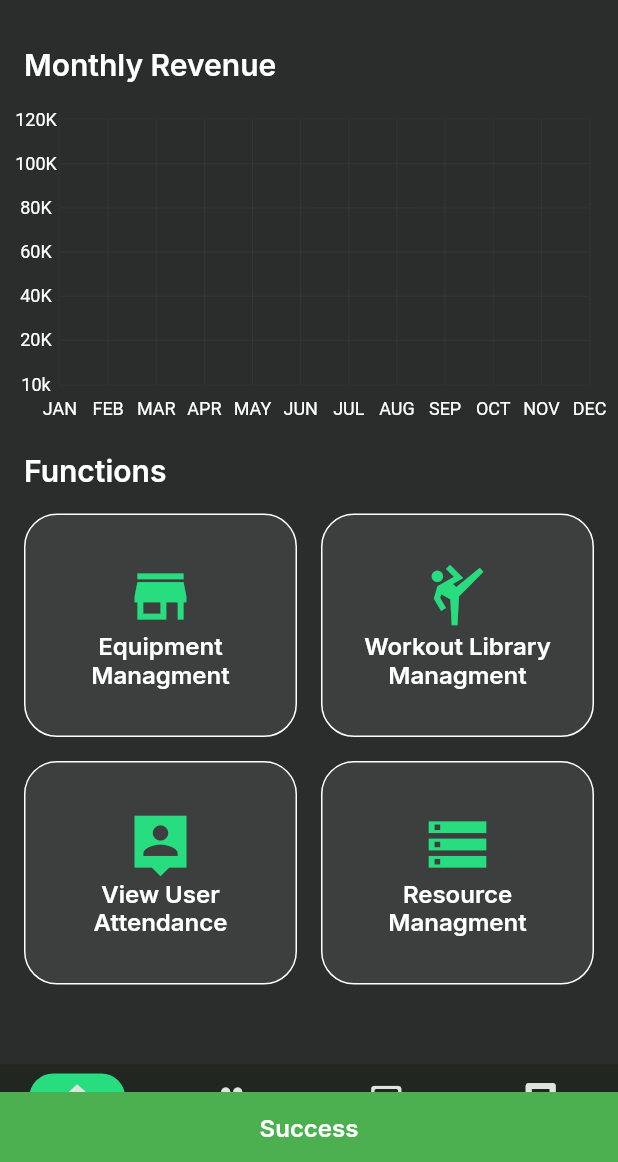
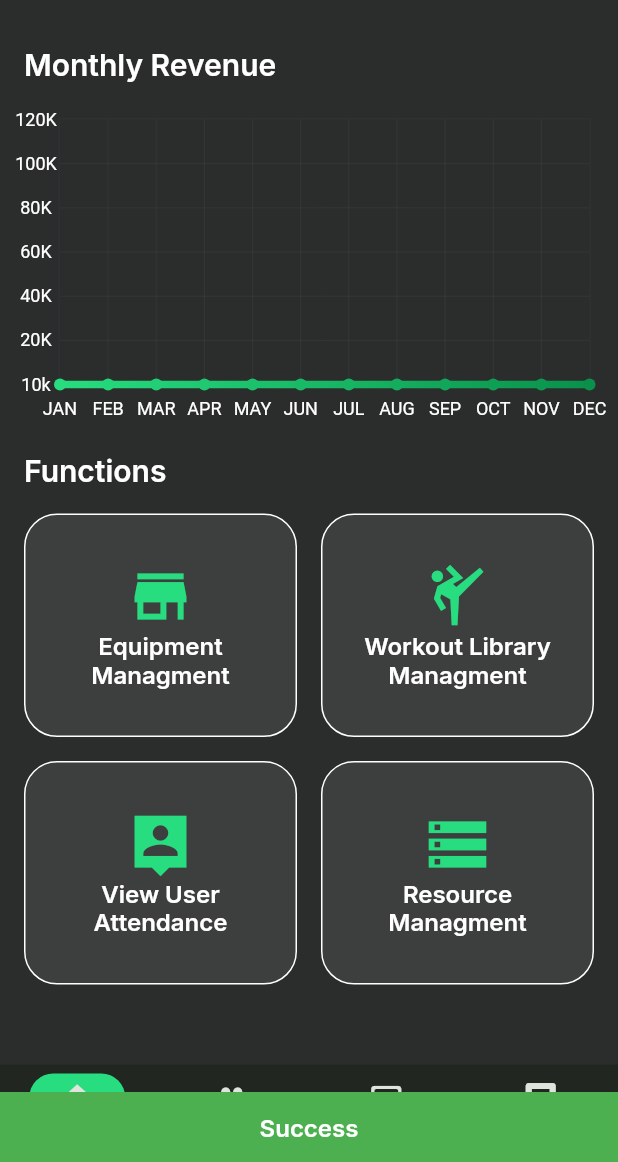
Before and after one commit to Vrindtime/PowerStone, a Flutter app: the CreateUser screen opened directly, after a tap on "Create User", on a phone screen of 412 x 824 dp, the part 74-1236 px from its top. Run offline on Flutter 3.47's test engine with Material 3 defaults, Android fonts, the phone set to English and light mode, and no system bars; drawn by our look-alikes of fl_chart; our stand-ins replace cloud_firestore, dropdown_button2, firebase_auth, firebase_core, firebase_storage, google_fonts and 3 more; accounts and stored records are empty.

Commit message:
added the ability to plot data to grapgh

```diff
--- a/lib/common/monthly_fl_chart.dart
+++ b/lib/common/monthly_fl_chart.dart
@@ -34,17 +34,9 @@ class _MonthlyFlowChartState extends State<MonthlyFlowChart> {
   @override
   void initState() {
     super.initState();
-    mainData();
-    fetchMonthlyEarnings(); // Fetch monthly earnings data when the widget initializes
+    mainData(); // Fetch monthly earnings data when the widget initializes
   }
 
-  // Method to fetch monthly earnings data
-  void fetchMonthlyEarnings() async {
-    print('DEBUG:GOT ITNO FETCH MONTHLY ()');
-    // monthlyEarnings = await monthlyService.getMonthlyEarnings();
-    print('DEBUG Monthly Earning in fl_chart.dart: $monthlyEarnings');
-    setState(() {}); // Update the widget after fetching data
-  }
 
   Map<String, int> normalizeMonthlyEarnings(Map<String, int> fetchedEarnings) {
     // Define the range of the graph
@@ -76,26 +68,25 @@ class _MonthlyFlowChartState extends State<MonthlyFlowChart> {
   ];
 
   Future<List<FlSpot>> getMonthEarningsAsSpots() async {
-    final List<FlSpot> spots = [];
     final now = DateTime.now();
     PaymentService service = PaymentService();
 
-    for (int i = 0; i < months.length; i++) {
+    for (int i = 0; i < 12; i++) { //11 cause i starts from 0 and no.of months in a year =12
       try {
         final monthSnapshot = await service.getMonthEarningPerMonth(
             now.year.toString(), months[i]);
+            print('DEBUG: YEAR: ${now.year.toString()} & Month: ${months[i]}; Line 86 montly_fl_chart ');
         // Access the data appropriately based on its type:
         final Map<String, dynamic>? data =
-            monthSnapshot.data() as Map<String, dynamic>?;
+            monthSnapshot.data() as Map<String, dynamic>?; //type changing
         final monthEarning = data?['value'] ?? 0;
-
-        // Or:
-        // final monthEarning = monthSnapshot.data?['value'] ?? 0; // If data is a Map
-        spots.add(FlSpot(i.toDouble(), monthEarning.toDouble()));
+         print('DEBUG: FLSpot 0: ${i.toDouble()} & 1: ${monthEarning.toDouble()/10000}; Line 91 montly_fl_chart ');
+        double normalizedEarning = monthEarning.toDouble() / 20000;
+        spots.add(FlSpot(i.toDouble(), normalizedEarning));
       } catch (error) {
         print("Error fetching data: $error");
-        // Handle the error appropriately
       }
+      setState(() {}); // Update the widget after fetching data
     }
 
     return spots;
@@ -115,14 +106,9 @@ class _MonthlyFlowChartState extends State<MonthlyFlowChart> {
               top: 15,
               bottom: 2,
             ),
-            child: Visibility(
-              visible: isLoading,
-              replacement:LineChart( chartWidget()),
-              child: const Center(child: CircularProgressIndicator(),),
+            child: LineChart(
+              chartWidget(),
             ),
-            // child: LineChart(
-            //   mainData(),
-            // ),
           ),
         ],
       ),
@@ -217,15 +203,17 @@ class _MonthlyFlowChartState extends State<MonthlyFlowChart> {
   }
 
   Future mainData() async {
-    if (monthlyEarnings != null && monthlyEarnings!.isNotEmpty) {
+    print('DEBUG: GOT INTO MAINDATA()');
       spots = await getMonthEarningsAsSpots();
+      print('DEBUG: SPOTS: $spots');
+
       Map<String, int> normalizedEarnings =
           normalizeMonthlyEarnings(monthlyEarnings!);
       normalizedEarnings.forEach((month, earnings) {
         int monthIndex = months.indexOf(month) + 1;
-        spots.add(FlSpot(monthIndex.toDouble(), earnings.toDouble()));
+        double normalizedEarning = earnings.toDouble() / 500000;
+        // spots.add(FlSpot(monthIndex.toDouble(), normalizedEarning));
       });
-    }
     setState(() {
       isLoading = !isLoading;
     });
--- a/lib/services/payment/payment.dart
+++ b/lib/services/payment/payment.dart
@@ -138,23 +138,15 @@ class PaymentService {
   }
 
   //READ PAYMENT STATUS PER MONTH
-  // Stream<DocumentSnapshot<Object?>> getMonthEarningPerMonth(
-  //     String year, String month) {
-  //   return _paymentStatus
-  //       .doc('earning')
-  //       .collection(year)
-  //       .doc(month)
-  //       .snapshots();
-  // }
-
   Future<DocumentSnapshot<Object?>> getMonthEarningPerMonth(
       String year, String month) async {
+        print('DEBUG: GOT INTO getMonthEarningPerMonth()');
     // Get the document reference
     final docRef = _paymentStatus.doc('earning').collection(year).doc(month);
 
     // Get the snapshot using a Future
     final snapshot = await docRef.get();
-
+    print('DEBUG: getMonthEarningPerMonth(): $snapshot');
     return snapshot;
   }
 }
```
Also changed, not shown: lib/common/view_user_list.dart (+0 -10 lines), lib/pages/payment_page.dart (+0 -20 lines).
